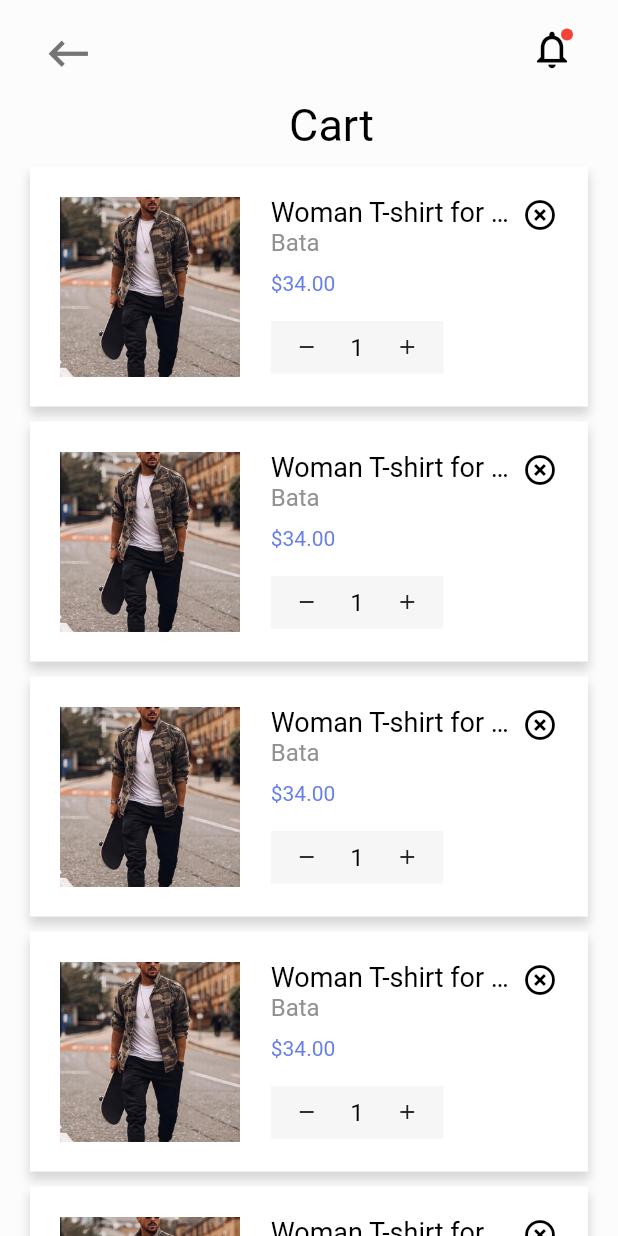
After one commit to Sudesh101999/ecommerce_app_flutter, a Flutter app: the CartPage screen opened directly, on a phone screen of 412 x 824 dp. The commit adds this screen. Run offline on Flutter 3.47's test engine with Material 2 defaults, Android fonts, the phone set to English and light mode, and no system bars; our stand-ins replace carousel_slider, fluttertoast, smooth_page_indicator.

Commit message:
card page added

```diff
--- /dev/null
+++ b/lib/cart/cart_page.dart
@@ -0,0 +1,103 @@
+import 'package:ecommerce_app/cart/cart_view.dart';
+import 'package:flutter/material.dart';
+import 'package:flutter/services.dart';
+
+class CartPage extends StatefulWidget {
+  const CartPage({Key? key}) : super(key: key);
+
+  @override
+  State<CartPage> createState() => _CartPageState();
+}
+
+class _CartPageState extends State<CartPage> {
+  late bool _newNotification = true;
+
+  @override
+  Widget build(BuildContext context) {
+    SystemChrome.setSystemUIOverlayStyle(const SystemUiOverlayStyle(
+      systemNavigationBarColor: Color(0xFF000000),
+      systemNavigationBarIconBrightness: Brightness.dark,
+      systemNavigationBarDividerColor: null,
+      statusBarColor: Color(0xFFFCFCFC),
+      statusBarIconBrightness: Brightness.dark,
+      statusBarBrightness: Brightness.dark,
+    ));
+    return Scaffold(
+      backgroundColor: Color(0xFFFCFCFC),
+      appBar: AppBar(
+        elevation: 0,
+        automaticallyImplyLeading: false,
+        backgroundColor: Color(0xFFFCFCFC),
+        leading: Padding(
+          padding: const EdgeInsets.only(
+            left: 20,
+            top: 10,
+          ),
+          child: IconButton(
+            icon: Icon(
+              Icons.keyboard_backspace_sharp,
+              size: 35,
+              color: Colors.grey[600],
+            ),
+            onPressed: () => Navigator.of(context).pop(),
+          ),
+        ),
+        actions: [
+          Padding(
+            padding: const EdgeInsets.only(
+              left: 0,
+              top: 10,
+              right: 20,
+            ),
+            child: IconButton(
+              icon: Stack(
+                children: [
+                  if (_newNotification)
+                    Positioned(
+                      right: 1,
+                      top: 1,
+                      child: Container(
+                        decoration: BoxDecoration(
+                            shape: BoxShape.circle, color: Colors.red),
+                        width: 20.0 / 2.5,
+                        height: 20.0 / 2.5,
+                      ),
+                    ),
+                  Icon(
+                    Icons.notifications_none_outlined,
+                    color: Colors.black,
+                    size: 30,
+                  )
+                ],
+              ),
+              onPressed: () {},
+            ),
+          ),
+        ],
+      ),
+      body: SingleChildScrollView(
+        child: Column(
+          children: [
+            Padding(
+              padding: const EdgeInsets.only(left: 30,top: 10),
+              child: Text(
+                'Cart',
+                style: TextStyle(
+                  fontSize: 30,
+                  color: Colors.black,
+                ),
+              ),
+            ),
+            CartView(),
+            CartView(),
+            CartView(),
+            CartView(),
+            CartView(),
+            CartView(),
+
+          ],
+        ),
+      ),
+    );
+  }
+}
--- /dev/null
+++ b/lib/cart/cart_view.dart
@@ -0,0 +1,122 @@
+import 'package:flutter/material.dart';
+
+class CartView extends StatefulWidget {
+  const CartView({Key? key}) : super(key: key);
+
+  @override
+  State<CartView> createState() => _CartViewState();
+}
+
+class _CartViewState extends State<CartView> {
+  int countDat = 1;
+
+  @override
+  Widget build(BuildContext context) {
+    return Padding(
+      padding: const EdgeInsets.only(
+        left: 20,
+        right: 20,
+        top: 10,
+      ),
+      child: Container(
+        decoration: BoxDecoration(
+          color: Colors.white,
+          boxShadow: [
+            BoxShadow(
+              color: Colors.grey.withOpacity(0.4),
+              offset: const Offset(0, 5),
+              blurRadius: 5,
+              spreadRadius: 1,
+            ),
+          ],
+        ),
+        child: Padding(
+          padding: const EdgeInsets.all(20.0),
+          child: Row(
+            mainAxisAlignment: MainAxisAlignment.spaceBetween,
+            crossAxisAlignment: CrossAxisAlignment.start,
+            children: [
+              Image.asset(
+                'assets/images/man_1.png',
+                height: 120,
+                width: 120,
+                fit: BoxFit.cover,
+              ),
+              Padding(
+                padding: const EdgeInsets.only(
+                  left: 20,
+                ),
+                child: Column(
+                  crossAxisAlignment: CrossAxisAlignment.start,
+                  children: [
+                    SizedBox(
+                      width: 167.0,
+                      child: const Text(
+                        'Woman T-shirt for afawe f w',
+                        overflow: TextOverflow.ellipsis,
+                        style: TextStyle(fontSize: 18, color: Colors.black),
+                      ),
+                    ),
+                    const Text(
+                      'Bata',
+                      style: TextStyle(fontSize: 16, color: Color(0xFF919191)),
+                    ),
+                    const SizedBox(
+                      height: 10,
+                    ),
+                    const Text(
+                      '\$34.00',
+                      style: TextStyle(
+                        fontSize: 14,
+                        color: Color(0xFF667EEA),
+                      ),
+                    ),
+                    const SizedBox(
+                      height: 17,
+                    ),
+                    Container(
+                      color: Color(0xFFF6F6F6),
+                      height: 35,
+                      width: 115,
+                      child: Row(
+                        mainAxisAlignment: MainAxisAlignment.spaceBetween,
+                        crossAxisAlignment: CrossAxisAlignment.center,
+                        children: [
+                          IconButton(
+                            onPressed: () {},
+                            icon: Icon(
+                              Icons.remove,
+                              size: 16,
+                            ),
+                          ),
+                          Text(
+                            '$countDat',
+                            style: TextStyle(color: Colors.black, fontSize: 16),
+                          ),
+                          IconButton(
+                            onPressed: () {},
+                            icon: Icon(
+                              Icons.add,
+                              size: 16,
+                            ),
+                          ),
+                        ],
+                      ),
+                    )
+                  ],
+                ),
+              ),
+              Align(
+                alignment: Alignment.topRight,
+                child: Icon(
+                  Icons.highlight_remove_outlined,
+                  color: Colors.black,
+                ),
+              ),
+            ],
+          ),
+        ),
+      ),
+    );
+  }
+}
```
Also changed, not shown: lib/Home/home_categories_view.dart (+12 -9 lines), lib/product_details.dart (+95 -6 lines).
